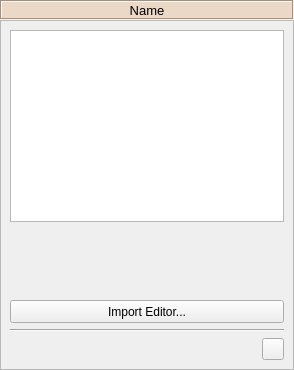
This is spinetoolbox/project_items/importer/ui/importer_properties.ui in spine-tools/Spine-Toolbox as Qt 5 draws it before an edit. The edited form follows.
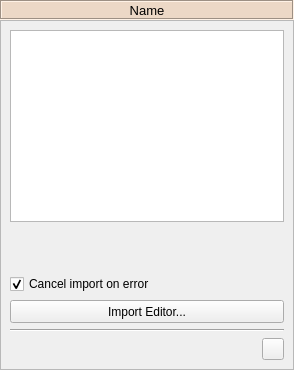
This is the edited form. Icons and pictures are not drawn.

Commit message:
Add a "cancel import on error" checkbox to importer settings
Sometimes there is need to import data even if the import has errors.
Currently for example it will error when an empty row exists in a data source.

If Cancel on error checkbox is ticked then the import is rolled back.
If it is not checked an error will show that there was errors but the
imported data will still show.

```diff
--- a/spinetoolbox/project_items/importer/ui/importer_properties.ui
+++ b/spinetoolbox/project_items/importer/ui/importer_properties.ui
@@ -140,6 +140,19 @@
          </property>
         </spacer>
        </item>
+       <item>
+        <widget class="QCheckBox" name="cancel_on_error_checkBox">
+         <property name="toolTip">
+          <string>If there are any errors when trying to import data cancel the whole import.</string>
+         </property>
+         <property name="text">
+          <string>Cancel import on error</string>
+         </property>
+         <property name="checked">
+          <bool>true</bool>
+         </property>
+        </widget>
+       </item>
        <item>
         <widget class="QPushButton" name="pushButton_import_editor">
          <property name="sizePolicy">
```
Left out of the diff: 2 changed lines with no effect on the pictures. The commit also changes 3 other files.
